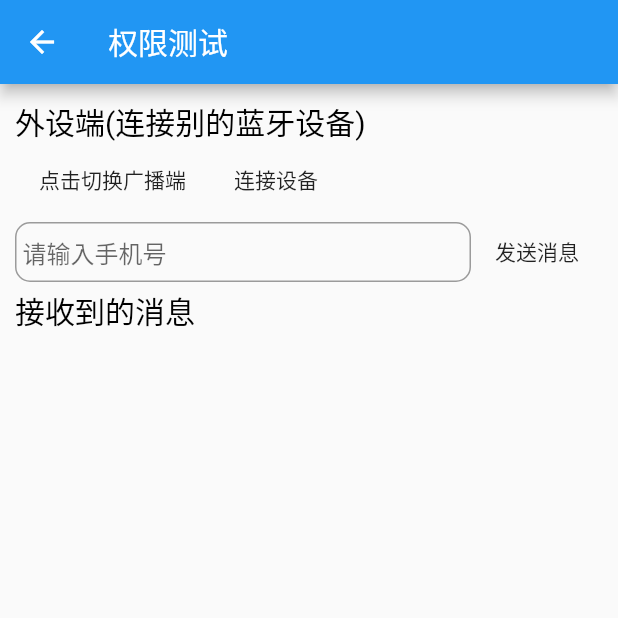
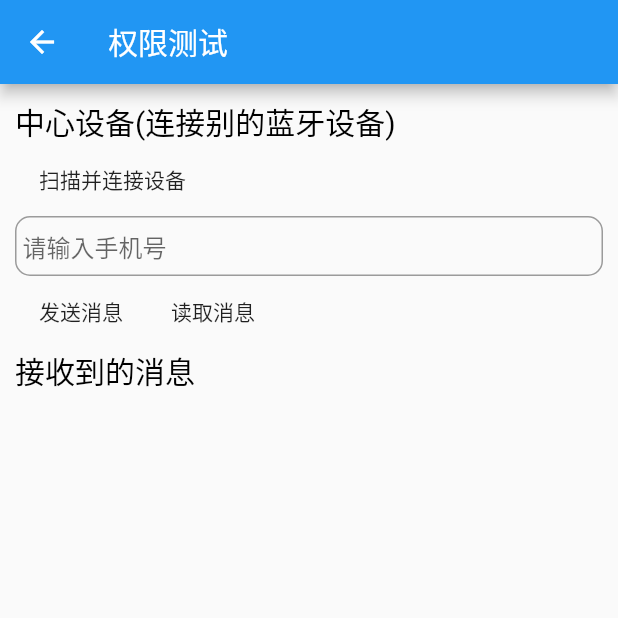
Before and after one commit to Marshal-S/permission_bluetooth_picker_hud_demo, a Flutter app: the BluetoothTestWidget screen opened directly, on a phone screen of 412 x 824 dp, the top half of it. Run offline on Flutter 3.47's test engine with Material 2 defaults, Android fonts, the phone set to English and light mode, and no system bars; our stand-ins replace flutter_blue, flutter_progress_hud, image_gallery_saver, image_picker, permission_handler.

Commit message:
加入部分信息

```diff
--- a/lib/bluetooth.dart
+++ b/lib/bluetooth.dart
@@ -1,4 +1,11 @@
+import 'dart:convert';
+
 import 'package:flutter/material.dart';
+import 'package:flutter_blue/flutter_blue.dart';
+
+const String serviceUUID = "11000000-0000-0000-0000-818282828282";
+const String characterUUID = "12000000-0000-0000-0000-000000000000";
+const String writeCharacterUUID = "13000000-0000-0000-0000-000000000000";
 
 class BluetoothTestWidget extends StatefulWidget {
   const BluetoothTestWidget({Key? key}) : super(key: key);
@@ -11,7 +18,9 @@ class _BluetoothTestWidgetState extends State<BluetoothTestWidget> {
   //为TextField代理,可以用来清除数据，设置更新text等
   final TextEditingController _controller = TextEditingController();
 
-  bool isAdvertise = false; //是否是广播端，默认为外设端
+  final FlutterBlue _bluetooth = FlutterBlue.instance;
+  BluetoothCharacteristic? _currentCharacteristic;
+
   String reviceText = "";
 
   @override
@@ -25,51 +34,20 @@ class _BluetoothTestWidgetState extends State<BluetoothTestWidget> {
           return SafeArea(
             child: Padding(
               padding: const EdgeInsets.all(10),
-              child: isAdvertise ? getAdvertiseWidget() : getPeripheralWidget(),
-            ),
-          );
-        },
-      ),
-    );
-  }
-
-  //开始广播
-  void startAdvertise() {}
-
-  //开始连接设备
-  void startConnectDevice() {}
-
-  void sendMessage(String text) {
-    print(text);
-
-    _controller.clear();
-    _controller.text = '';
-  }
-
-  //获取广播端Widget
-  Widget getAdvertiseWidget() {
-    return Column(
+              child: Column(
                 crossAxisAlignment: CrossAxisAlignment.stretch,
                 children: [
-        const Text("广播端(被连接端)", style: TextStyle(color: Colors.black, fontSize: 20)),
+                  const Text("中心设备(连接别的蓝牙设备)", style: TextStyle(color: Colors.black, fontSize: 20)),
                   Row(
                     children: <Widget>[
                       MaterialButton(
-              onPressed: () {
-                setState(() {
-                  isAdvertise = true;
-                });
-              },
-              child: const Text("点击切换外设端"),
-            ),
-            MaterialButton(
-              onPressed: startAdvertise,
-              child: const Text("开始广播"),
+                        onPressed: startConnectDevice,
+                        child: const Text("扫描并连接设备"),
                       ),
                     ],
                   ),
                   Row(
-          children: <Widget>[
+                    children: [
                       Expanded(
                         child: SizedBox(
                           height: 40,
@@ -91,11 +69,19 @@ class _BluetoothTestWidgetState extends State<BluetoothTestWidget> {
                           ),
                         ),
                       ),
+                    ],
+                  ),
+                  Row(
+                    children: <Widget>[
                       MaterialButton(
                         onPressed: () {
                           sendMessage(_controller.text);
                         },
                         child: const Text("发送消息"),
+                      ),
+                      MaterialButton(
+                        onPressed: readMessage,
+                        child: const Text("读取消息"),
                       ),
                     ],
                   ),
@@ -106,69 +92,71 @@ class _BluetoothTestWidgetState extends State<BluetoothTestWidget> {
                     style: const TextStyle(color: Colors.black38, fontSize: 14),
                   ),
                 ],
+              ),
+            ),
+          );
+        },
+      ),
     );
   }
 
-  //获取外设Widget
-  Widget getPeripheralWidget() {
-    return Column(
-      crossAxisAlignment: CrossAxisAlignment.stretch,
-      children: [
-        const Text("外设端(连接别的蓝牙设备)", style: TextStyle(color: Colors.black, fontSize: 20)),
-        Row(
-          children: <Widget>[
-            MaterialButton(
-              onPressed: () {
-                setState(() {
-                  isAdvertise = false;
-                });
-              },
-              child: const Text("点击切换广播端"),
-            ),
-            MaterialButton(
-              onPressed: startConnectDevice,
-              child: const Text("连接设备"),
-            ),
-          ],
-        ),
-        Row(
-          children: <Widget>[
-            Expanded(
-              child: SizedBox(
-                height: 40,
-                child: TextField(
-                  controller: _controller,
-                  keyboardType: TextInputType.text,
-                  // textInputAction: TextInputAction.next,
-                  textInputAction: TextInputAction.done,
-                  decoration: const InputDecoration(
-                    hintText: "请输入手机号", //占位符
-                    border: OutlineInputBorder(
-                      borderRadius: BorderRadius.all(
-                        Radius.circular(10),
-                      ),
-                    ), //去掉底部很丑的线条
-                    contentPadding: EdgeInsets.only(left: 5), //设置内边距
-                  ),
-                  onSubmitted: sendMessage,
-                ),
-              ),
-            ),
-            MaterialButton(
-              onPressed: () {
-                sendMessage(_controller.text);
-              },
-              child: const Text("发送消息"),
-            ),
-          ],
-        ),
-        const Text("接收到的消息", style: TextStyle(color: Colors.black, fontSize: 20)),
-        Text(
-          reviceText,
-          softWrap: true,
-          style: const TextStyle(color: Colors.black38, fontSize: 14),
-        ),
-      ],
-    );
+  //开始扫描并连接设备
+  void startConnectDevice() {
+    print("开始扫描");
+    _bluetooth.startScan(timeout: const Duration(seconds: 20),);
+    _bluetooth.scanResults.listen((results) async {
+      //扫描回调，try-catch是统一处理里面的失败情况
+      try {
+        for (ScanResult res in results) {
+          final device = res.device;
+          //检查是否是我们需要的设备
+          print(device.name);
+          if (device.name.contains("marshal_")) {
+            print("找到了我们需要的设备");
+            //找到了我们要连接的设备,并连接
+            await device.connect(timeout: const Duration(seconds: 10),);
+            print("连接成功");
+            //连接成功后停止扫描
+            _bluetooth.stopScan();
+            //开始查找服务
+            print("开始查找服务");
+            List<BluetoothService> services = await device.discoverServices();
+            //遍历服务使用我们想要的特征值
+            print("遍历服务找特征值");
+            services.forEach((service) async {
+              var characteristics = service.characteristics;
+              //找我们的特征值
+              for(BluetoothCharacteristic char in characteristics) {
+                //通过uuid过滤出我们需要的特征值
+                if (char.uuid.toString().contains("12")) {
+                  print("找到特征值");
+                  //假设我们用这个,获取到特征值后保存，可以用来读写
+                  _currentCharacteristic = char;
                 }
               }
+            });
+          }
+        }
+      }catch(error) {
+        print(error);
+      }
+    });
+  }
+
+  Future<void> readMessage() async {
+    if (_currentCharacteristic == null) return;
+
+    List<int> value = await _currentCharacteristic!.read();
+    final string = String.fromCharCodes(value);
+    _controller.text = string;
+    print(string);
+  }
+
+  //发送消息
+  void sendMessage(String text) {
+    print(text);
+    _controller.clear();
+    _controller.text = '';
+    _currentCharacteristic?.write(utf8.encode(text));
+  }
+}
```
Lines whose indentation alone changed are shown as unchanged.
